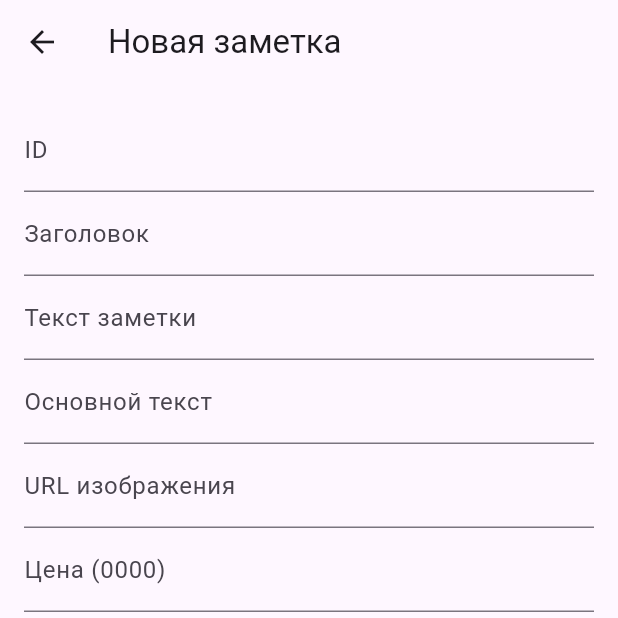
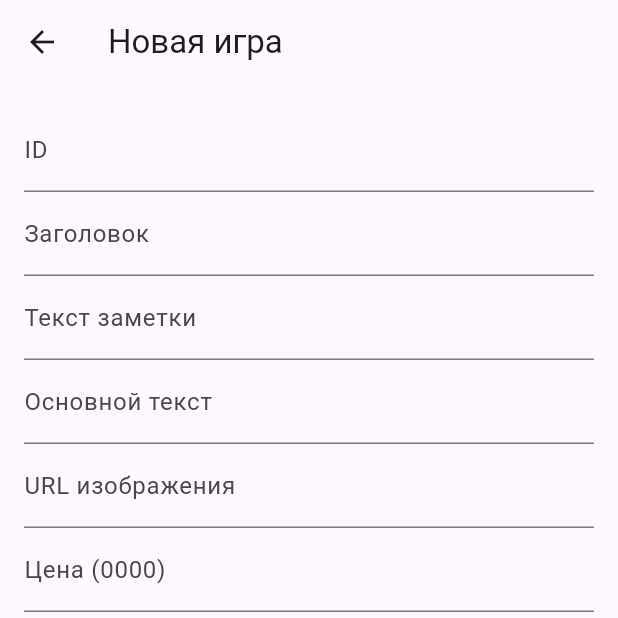
Before and after one commit to KatrinKH/pcs_4, a Flutter app: the NewPage screen opened directly, on a phone screen of 412 x 824 dp, the top half of it. Run offline on Flutter 3.47's test engine with Material 3 defaults, Android fonts, the phone set to English and light mode, and no system bars.

Commit message:
Добавление новой игры

```diff
--- a/lib/pages/new_page.dart
+++ b/lib/pages/new_page.dart
@@ -26,7 +26,7 @@
   Widget build(BuildContext context) {
     return Scaffold(
       appBar: AppBar(
-        title: Text('Новая заметка'),
+        title: Text('Новая игра'),
       ),
       body: Padding(
         padding: const EdgeInsets.all(16.0),
```
